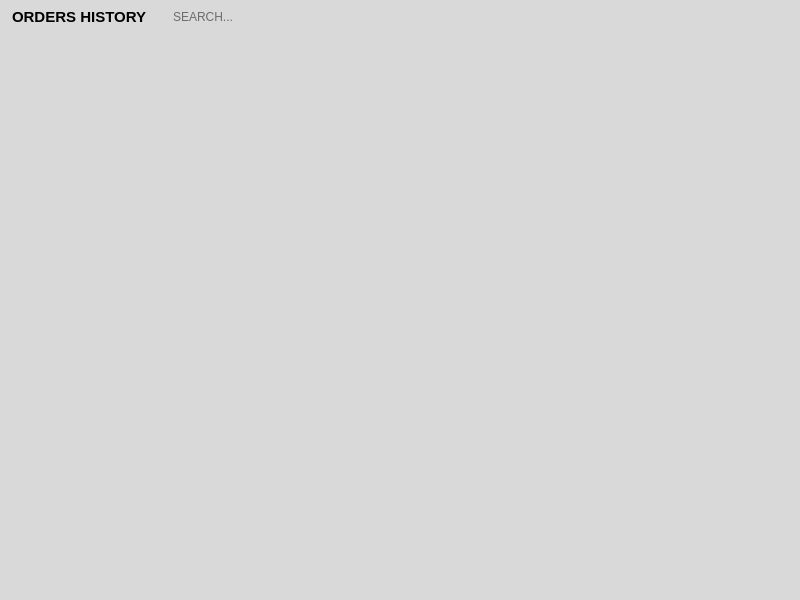
First picture: the form in pages/orderspage.ui, repository pamugk/nebulae-qt, before the edit.
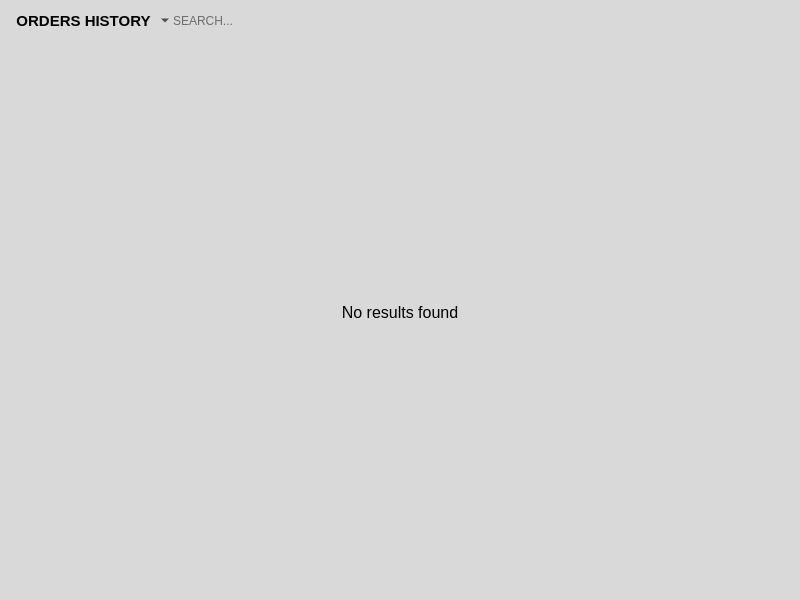
Second picture: the form after the edit. The open tabs and pages were chosen to show the change.

Diff of the .ui file:
```diff
--- a/pages/orderspage.ui
+++ b/pages/orderspage.ui
@@ -32,22 +32,6 @@
    <property name="spacing">
     <number>0</number>
    </property>
-   <item row="0" column="0">
-    <widget class="QLabel" name="label">
-     <property name="font">
-      <font>
-       <pointsize>11</pointsize>
-       <bold>true</bold>
-      </font>
-     </property>
-     <property name="styleSheet">
-      <string notr="true">color: black; padding-right: 20px;</string>
-     </property>
-     <property name="text">
-      <string>ORDERS HISTORY</string>
-     </property>
-    </widget>
-   </item>
    <item row="0" column="1">
     <widget class="QLineEdit" name="searchEdit">
      <property name="sizePolicy">
@@ -71,6 +55,9 @@
      <property name="placeholderText">
       <string>SEARCH...</string>
      </property>
+     <property name="clearButtonEnabled">
+      <bool>true</bool>
+     </property>
     </widget>
    </item>
    <item row="1" column="0" colspan="2">
@@ -109,7 +96,7 @@
             <x>0</x>
             <y>0</y>
             <width>784</width>
-            <height>515</height>
+            <height>508</height>
            </rect>
           </property>
           <layout class="QVBoxLayout" name="resultsScrollContentsLayout">
@@ -163,6 +150,50 @@
        </item>
       </layout>
      </widget>
+     <widget class="QWidget" name="emptyPage">
+      <layout class="QVBoxLayout" name="verticalLayout">
+       <item>
+        <widget class="QLabel" name="nothingFoundLabel">
+         <property name="font">
+          <font>
+           <pointsize>12</pointsize>
+          </font>
+         </property>
+         <property name="text">
+          <string>No results found</string>
+         </property>
+         <property name="alignment">
+          <set>Qt::AlignCenter</set>
+         </property>
+        </widget>
+       </item>
+      </layout>
+     </widget>
+    </widget>
+   </item>
+   <item row="0" column="0">
+    <widget class="QToolButton" name="filtersToolButton">
+     <property name="font">
+      <font>
+       <pointsize>11</pointsize>
+       <bold>true</bold>
+      </font>
+     </property>
+     <property name="text">
+      <string>ORDERS HISTORY</string>
+     </property>
+     <property name="popupMode">
+      <enum>QToolButton::MenuButtonPopup</enum>
+     </property>
+     <property name="toolButtonStyle">
+      <enum>Qt::ToolButtonTextBesideIcon</enum>
+     </property>
+     <property name="autoRaise">
+      <bool>true</bool>
+     </property>
+     <property name="arrowType">
+      <enum>Qt::NoArrow</enum>
+     </property>
     </widget>
    </item>
   </layout>
```
